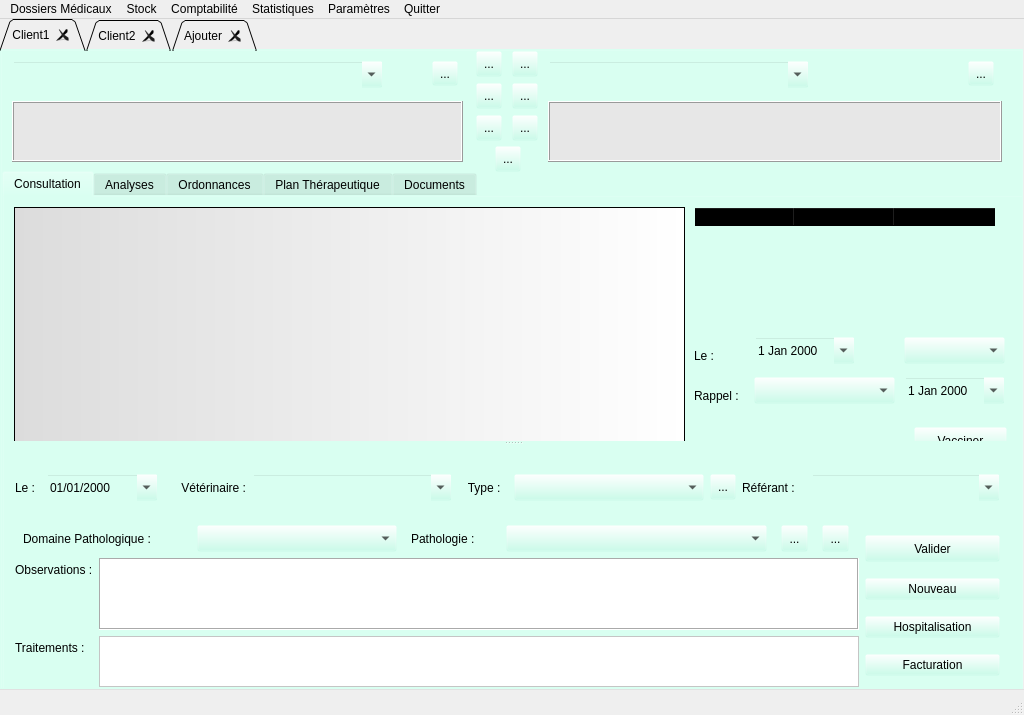
This is VetGUI/Form_consultation.ui in openvet/openvet as Qt 5 draws it before an edit. The edited form follows.
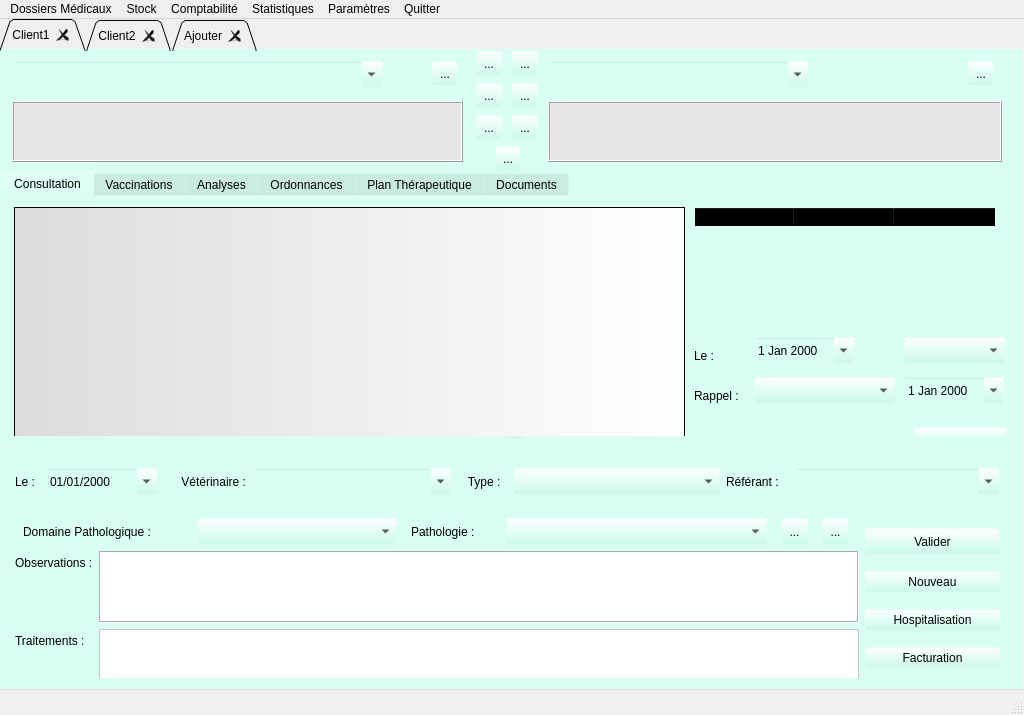
This is the edited form. Icons and pictures are not drawn. Custom widgets are drawn as their Qt base class.

Patch:
```diff
--- a/VetGUI/Form_consultation.ui
+++ b/VetGUI/Form_consultation.ui
@@ -369,7 +369,7 @@
             <x>0</x>
             <y>0</y>
             <width>1018</width>
-            <height>491</height>
+            <height>481</height>
            </rect>
           </property>
           <property name="sizePolicy">
@@ -553,6 +553,12 @@
              <verstretch>0</verstretch>
             </sizepolicy>
            </property>
+           <property name="minimumSize">
+            <size>
+             <width>0</width>
+             <height>0</height>
+            </size>
+           </property>
            <property name="toolTip">
             <string>Ajouter un commentaire</string>
            </property>
@@ -571,7 +577,7 @@
               <x>11</x>
               <y>11</y>
               <width>985</width>
-              <height>250</height>
+              <height>246</height>
              </rect>
             </property>
             <layout class="QVBoxLayout" name="verticalLayout_6">
@@ -730,38 +736,6 @@
                  </property>
                 </widget>
                </item>
-               <item>
-                <widget class="QToolButton" name="toolButton_addType">
-                 <property name="minimumSize">
-                  <size>
-                   <width>26</width>
-                   <height>26</height>
-                  </size>
-                 </property>
-                 <property name="maximumSize">
-                  <size>
-                   <width>26</width>
-                   <height>26</height>
-                  </size>
-                 </property>
-                 <property name="toolTip">
-                  <string>Nouvel animal</string>
-                 </property>
-                 <property name="text">
-                  <string>...</string>
-                 </property>
-                 <property name="icon">
-                  <iconset>
-                   <normaloff>../images/add1.png</normaloff>../images/add1.png</iconset>
-                 </property>
-                 <property name="iconSize">
-                  <size>
-                   <width>30</width>
-                   <height>30</height>
-                  </size>
-                 </property>
-                </widget>
-               </item>
                <item>
                 <widget class="QLabel" name="label_Referant">
                  <property name="maximumSize">
@@ -955,6 +929,9 @@
                  </item>
                  <item>
                   <layout class="QFormLayout" name="formLayout">
+                   <property name="fieldGrowthPolicy">
+                    <enum>QFormLayout::AllNonFixedFieldsGrow</enum>
+                   </property>
                    <item row="0" column="0">
                     <widget class="QLabel" name="label_14">
                      <property name="text">
@@ -1092,6 +1069,11 @@
           </widget>
          </widget>
         </widget>
+        <widget class="QWidget" name="tab">
+         <attribute name="title">
+          <string>Vaccinations</string>
+         </attribute>
+        </widget>
         <widget class="QWidget" name="tab_analyses">
          <attribute name="title">
           <string>Analyses</string>
```
Left out of the diff: 8 changed lines with no effect on the pictures.
